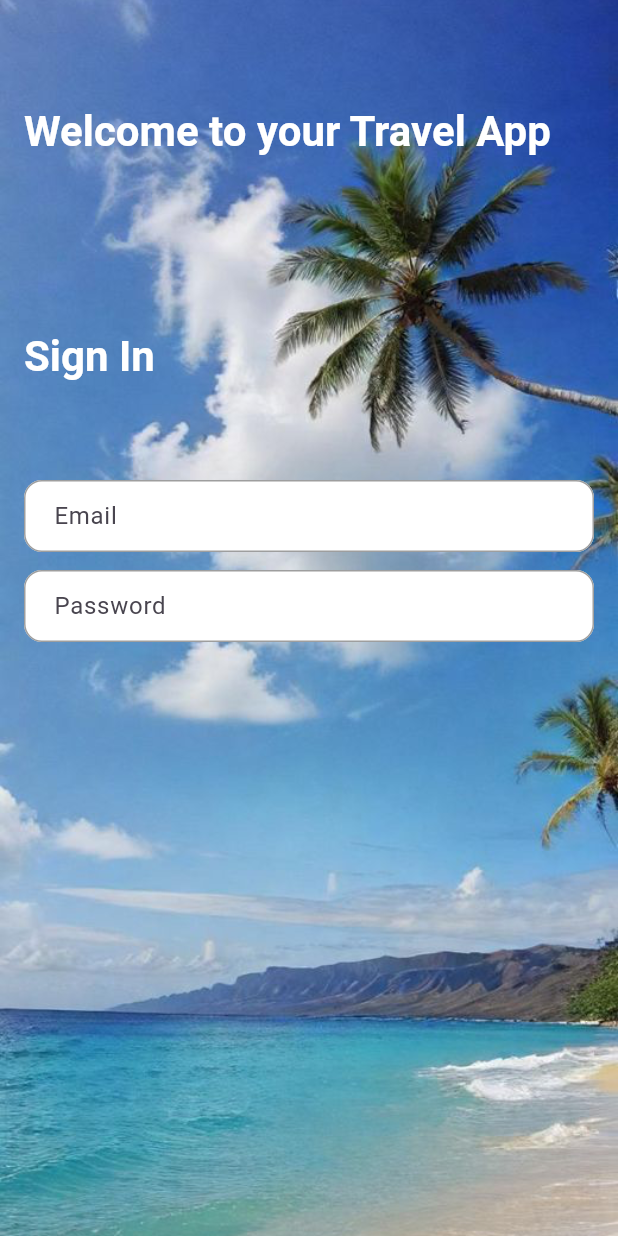
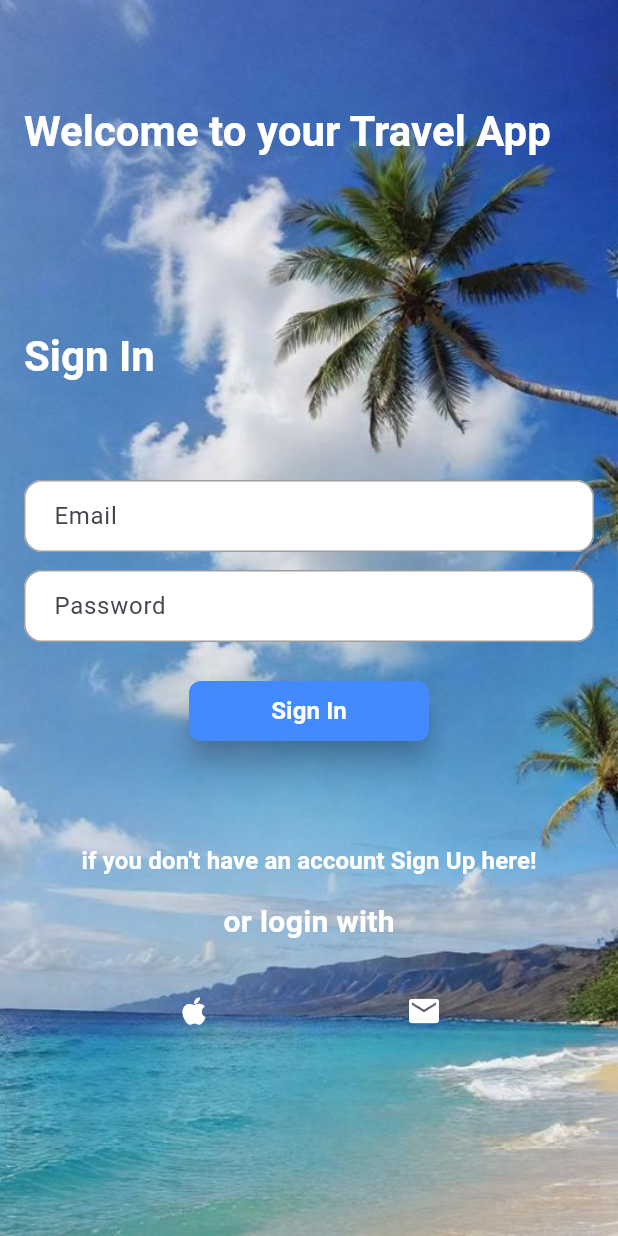
Before and after one commit to Brayteh/test_app, a Flutter app: the screen it shows after launch, on a phone screen of 412 x 824 dp. Run offline on Flutter 3.47's test engine with Material 3 defaults, Android fonts, the phone set to English and light mode, and no system bars.

Commit message:
sign in page

```diff
--- a/test_app/lib/Theme/theme.dart
+++ b/test_app/lib/Theme/theme.dart
@@ -16,10 +16,11 @@ class MyTheme {
       ),
       elevatedButtonTheme: ElevatedButtonThemeData(   // für Buttons
         style: ElevatedButton.styleFrom(
-
+          backgroundColor: Colors.blueAccent,
           foregroundColor: Colors.white,
           shape:
           RoundedRectangleBorder(borderRadius: BorderRadius.circular(8)),
+          elevation: 8,
         ),
       ),
       inputDecorationTheme: InputDecorationTheme(      // für Borders
--- a/test_app/lib/screens/SignIn.dart
+++ b/test_app/lib/screens/SignIn.dart
@@ -31,6 +31,29 @@ class SignInPage extends StatelessWidget {
                 hintText: "Password"),),
                 ),
 
+            Positioned( top: 450, right:0, left: 0,
+              child: Center(
+                child: SizedBox(width: 160,
+                  child: ElevatedButton(
+                    onPressed: (){}, child:
+                     Text("Sign In",style:TextStyle(fontWeight: FontWeight.bold),)),
+                ),
+              ),
+            ),
+            Positioned(top: 550,right: 0,left: 0,
+              child: Center(
+                child: TextButton(onPressed: (){},
+                 child: Text("if you don't have an account Sign Up here!",style: TextStyle(color: Colors.white,fontWeight: FontWeight.bold),)),
+              )),
+              Positioned(top: 600,right: 0,left: 0,
+                child: Center(child: Text("or login with",style: TextStyle(color: Colors.white,fontWeight: FontWeight.bold)))),
+                Positioned(top: 650,right: 0,left: 0,
+                  child:Row(mainAxisAlignment: MainAxisAlignment.spaceEvenly,
+                    children: [
+                      IconButton(onPressed: (){}, icon: Icon(Icons.apple,color: Colors.white)),
+                      IconButton(onPressed: (){}, icon: Icon(Icons.mail,color: Colors.white)),
+                    ],
+                  ), ),
         ],
       ) ,
     );
```
